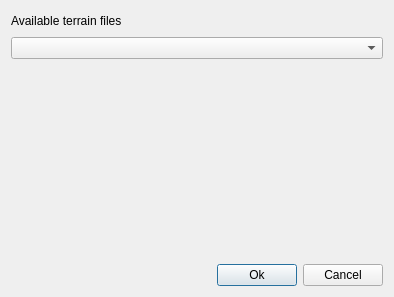
Chrismarsh/CRHM-tools, file modules/example_module_window.ui: the form before one commit.
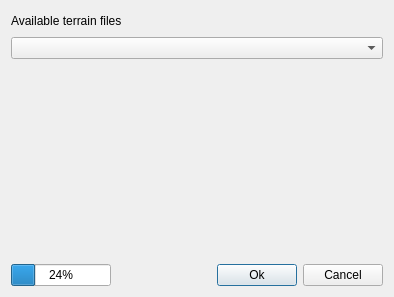
The form after the commit.

Commit message: Added progress bar and threading for the modules

```diff
--- a/modules/example_module_window.ui
+++ b/modules/example_module_window.ui
@@ -66,21 +66,21 @@
    </item>
    <item>
     <layout class="QGridLayout" name="gridLayout_2">
-     <item row="0" column="1">
+     <item row="0" column="2">
       <widget class="QPushButton" name="btnOk">
        <property name="text">
         <string>Ok</string>
        </property>
       </widget>
      </item>
-     <item row="0" column="2">
+     <item row="0" column="3">
       <widget class="QPushButton" name="btnCncl">
        <property name="text">
         <string>Cancel</string>
        </property>
       </widget>
      </item>
-     <item row="0" column="0">
+     <item row="0" column="1">
       <spacer name="horizontalSpacer_2">
        <property name="orientation">
         <enum>Qt::Horizontal</enum>
@@ -93,6 +93,13 @@
        </property>
       </spacer>
      </item>
+     <item row="0" column="0">
+      <widget class="QProgressBar" name="progressBar">
+       <property name="value">
+        <number>24</number>
+       </property>
+      </widget>
+     </item>
     </layout>
    </item>
   </layout>
```
The commit also changes 13 other files.
